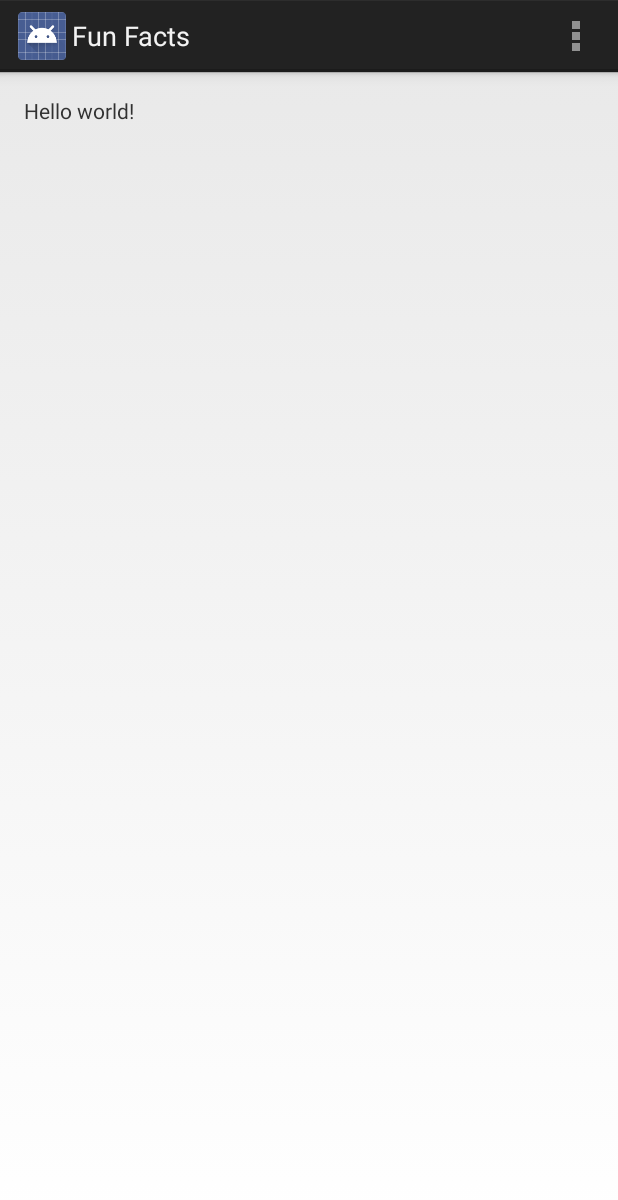
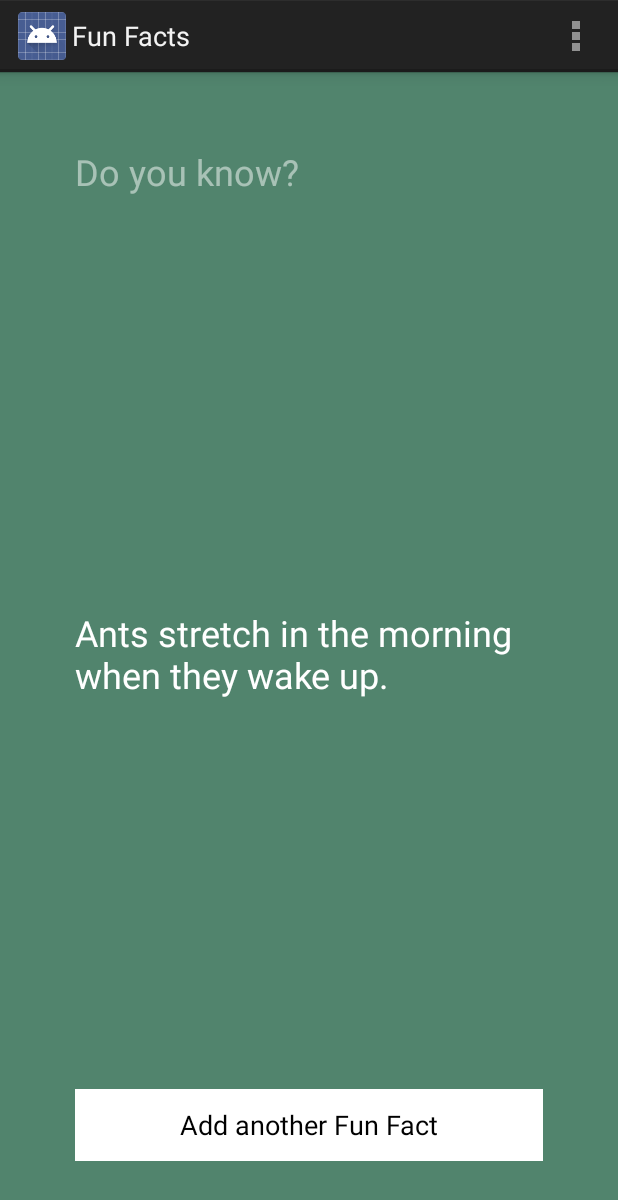
Before and after one commit to z20/Fun-Facts, an Android app: the screen it shows after launch (FunFactsActivity), on a phone screen of 412 x 824 dp. Shown: the top 1200 px of the screen. Run offline under Robolectric (Android 15) with nearby library versions, the phone set to English and light mode, and no system bars.

Commit message:
layout changes and checking out android studio

```diff
--- a/app/src/main/res/layout/activity_fun_facts.xml
+++ b/app/src/main/res/layout/activity_fun_facts.xml
@@ -6,11 +6,38 @@
     android:paddingRight="@dimen/activity_horizontal_margin"
     android:paddingTop="@dimen/activity_vertical_margin"
     android:paddingBottom="@dimen/activity_vertical_margin"
-    tools:context=".FunFactsActivity">
+    tools:context=".FunFactsActivity"
+    android:background="#ff51846d">
 
     <TextView
-        android:text="@string/hello_world"
+        android:text="Do you know?"
         android:layout_width="wrap_content"
-        android:layout_height="wrap_content" />
+        android:layout_height="wrap_content"
+        android:layout_alignParentLeft="true"
+        android:layout_alignParentStart="true"
+        android:layout_alignParentTop="true"
+        android:id="@+id/question"
+        android:textSize="24sp"
+        android:textColor="#80ffffff" />
+
+    <TextView
+        android:layout_width="wrap_content"
+        android:layout_height="wrap_content"
+        android:text="Ants stretch in the morning when they wake up."
+        android:id="@+id/factTextView"
+        android:layout_centerVertical="true"
+        android:layout_alignParentLeft="true"
+        android:layout_alignParentStart="true"
+        android:textSize="24sp"
+        android:textColor="@android:color/white" />
+
+    <Button
+        android:layout_width="match_parent"
+        android:layout_height="wrap_content"
+        android:text="Add another Fun Fact"
+        android:id="@+id/showFactButton"
+        android:layout_alignParentBottom="true"
+        android:layout_centerHorizontal="true"
+        android:background="@android:color/white" />
 
 </RelativeLayout>
--- a/app/src/main/res/values/dimens.xml
+++ b/app/src/main/res/values/dimens.xml
@@ -1,5 +1,5 @@
 <resources>
     <!-- Default screen margins, per the Android Design guidelines. -->
-    <dimen name="activity_horizontal_margin">16dp</dimen>
-    <dimen name="activity_vertical_margin">16dp</dimen>
+    <dimen name="activity_horizontal_margin">50dp</dimen>
+    <dimen name="activity_vertical_margin">50dp</dimen>
 </resources>
```
